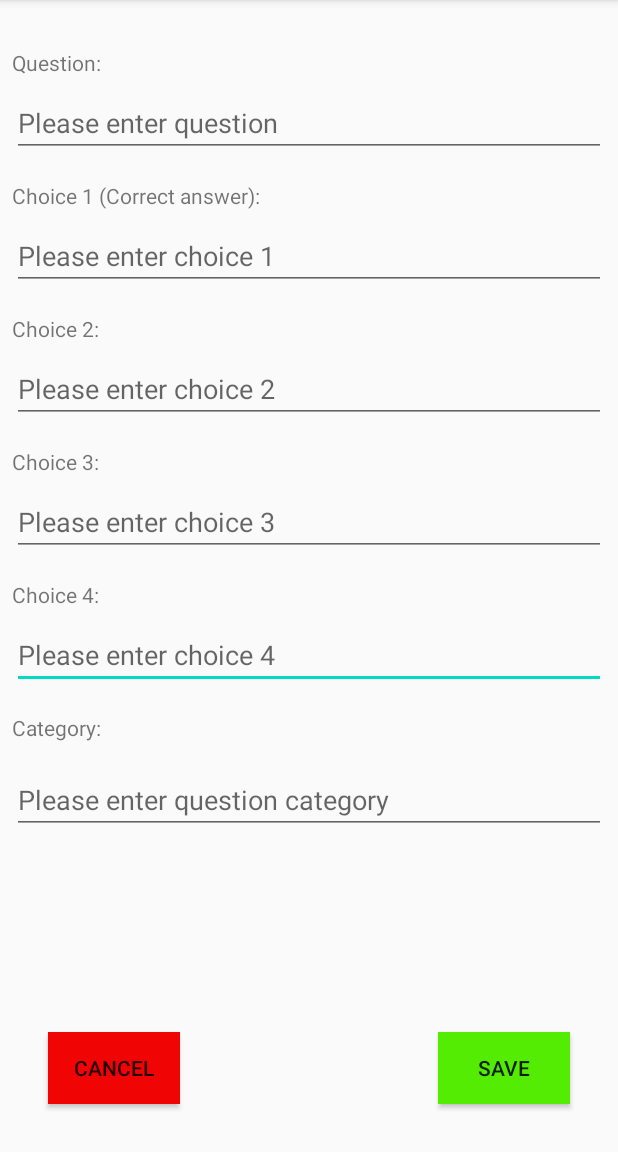
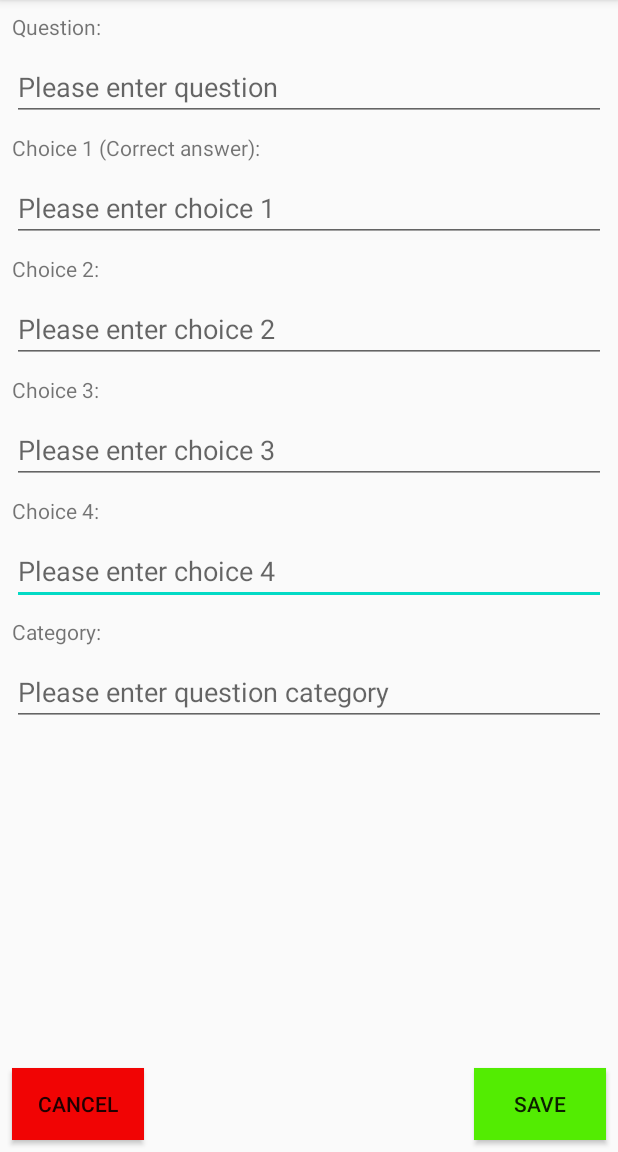
Before and after one commit to omeragicdinko/TestMe123, an Android app: the AddQuestionActivity screen opened directly, with no data from a screen before it, on a phone screen of 412 x 824 dp, the part 84-1236 px from its top. Run offline under Robolectric (Android 15) with nearby library versions, the phone set to English and light mode, and no system bars.

Commit message:
la finale

```diff
--- a/app/src/main/AndroidManifest.xml
+++ b/app/src/main/AndroidManifest.xml
@@ -14,7 +14,11 @@
         <activity android:name=".AdminAccessActivity"></activity>
         <activity android:name=".ResultsActivity" />
         <activity android:name=".QuizActivity" />
-        <activity android:name=".SelectCategoryActivity" />
+        <activity android:name=".SelectCategoryActivity" >
+            <meta-data
+                android:name="android.support.PARENT_ACTIVITY"
+                android:value="com.example.TestMe.MainActivity" />
+        </activity>
         <activity android:name=".QuestionListActivity" />
         <activity android:name=".AddQuestionActivity" />
         <activity android:name=".MainActivity">
--- a/app/src/main/res/layout/activity_add_question.xml
+++ b/app/src/main/res/layout/activity_add_question.xml
@@ -29,7 +29,7 @@
         android:layout_height="wrap_content"
         android:layout_marginStart="8dp"
         android:layout_marginLeft="8dp"
-        android:layout_marginTop="16dp"
+        android:layout_marginTop="8dp"
         android:layout_marginEnd="8dp"
         android:layout_marginRight="8dp"
         android:ems="10"
@@ -96,7 +96,7 @@
         android:layout_width="0dp"
         android:layout_height="wrap_content"
         android:layout_marginStart="8dp"
-        android:layout_marginTop="32dp"
+        android:layout_marginTop="8dp"
         android:layout_marginEnd="8dp"
         android:text="@string/question"
         app:layout_constraintEnd_toEndOf="parent"
@@ -110,7 +110,7 @@
         android:layout_height="wrap_content"
         android:layout_marginStart="8dp"
         android:layout_marginLeft="8dp"
-        android:layout_marginTop="16dp"
+        android:layout_marginTop="8dp"
         android:layout_marginEnd="8dp"
         android:layout_marginRight="8dp"
         android:text="@string/answer_one"
@@ -125,7 +125,7 @@
         android:layout_height="wrap_content"
         android:layout_marginStart="8dp"
         android:layout_marginLeft="8dp"
-        android:layout_marginTop="16dp"
+        android:layout_marginTop="8dp"
         android:layout_marginEnd="8dp"
         android:layout_marginRight="8dp"
         android:text="@string/answer_two"
@@ -140,7 +140,7 @@
         android:layout_height="wrap_content"
         android:layout_marginStart="8dp"
         android:layout_marginLeft="8dp"
-        android:layout_marginTop="16dp"
+        android:layout_marginTop="8dp"
         android:layout_marginEnd="8dp"
         android:layout_marginRight="8dp"
         android:text="@string/answer_three"
@@ -155,7 +155,7 @@
         android:layout_height="wrap_content"
         android:layout_marginStart="8dp"
         android:layout_marginLeft="8dp"
-        android:layout_marginTop="16dp"
+        android:layout_marginTop="8dp"
         android:layout_marginEnd="8dp"
         android:layout_marginRight="8dp"
         android:text="@string/answer_four"
@@ -170,7 +170,7 @@
         android:layout_height="wrap_content"
         android:layout_marginStart="8dp"
         android:layout_marginLeft="8dp"
-        android:layout_marginTop="16dp"
+        android:layout_marginTop="8dp"
         android:layout_marginEnd="8dp"
         android:layout_marginRight="8dp"
         android:text="@string/question_category_text"
@@ -183,9 +183,9 @@
         android:id="@+id/cancel_button_aq"
         android:layout_width="wrap_content"
         android:layout_height="wrap_content"
-        android:layout_marginStart="32dp"
-        android:layout_marginLeft="32dp"
-        android:layout_marginBottom="32dp"
+        android:layout_marginStart="8dp"
+        android:layout_marginLeft="8dp"
+        android:layout_marginBottom="8dp"
         android:background="#F10404"
         android:onClick="onCancel"
         android:text="@string/cancel_button"
@@ -196,9 +196,9 @@
         android:id="@+id/save_button_aq"
         android:layout_width="wrap_content"
         android:layout_height="wrap_content"
-        android:layout_marginEnd="32dp"
-        android:layout_marginRight="32dp"
-        android:layout_marginBottom="32dp"
+        android:layout_marginEnd="8dp"
+        android:layout_marginRight="8dp"
+        android:layout_marginBottom="8dp"
         android:background="#53EC02"
         android:onClick="onSaveClick"
         android:text="@string/save_button"
--- a/app/src/main/res/layout/activity_admin_access.xml
+++ b/app/src/main/res/layout/activity_admin_access.xml
@@ -23,6 +23,7 @@
         android:layout_width="wrap_content"
         android:layout_height="wrap_content"
         android:layout_marginTop="40dp"
+        android:gravity="center"
         android:text="@string/admin_access_text"
         android:textSize="20dp"
         app:layout_constraintEnd_toEndOf="parent"
--- a/app/src/main/res/layout/activity_quiz.xml
+++ b/app/src/main/res/layout/activity_quiz.xml
@@ -13,7 +13,7 @@
         android:layout_height="wrap_content"
         android:layout_marginStart="24dp"
         android:layout_marginLeft="24dp"
-        android:layout_marginTop="64dp"
+        android:layout_marginTop="32dp"
         android:layout_marginEnd="24dp"
         android:layout_marginRight="24dp"
         android:gravity="center"
@@ -81,8 +81,8 @@
 
     <ImageView
         android:id="@+id/imageView"
-        android:layout_width="0dp"
-        android:layout_height="191dp"
+        android:layout_width="423dp"
+        android:layout_height="120dp"
         android:layout_marginTop="32dp"
         app:layout_constraintEnd_toEndOf="parent"
         app:layout_constraintStart_toStartOf="parent"
--- a/app/src/main/res/layout/activity_results.xml
+++ b/app/src/main/res/layout/activity_results.xml
@@ -27,7 +27,7 @@
         android:layout_height="194dp"
         android:layout_marginStart="8dp"
         android:layout_marginLeft="8dp"
-        android:layout_marginTop="50dp"
+        android:layout_marginTop="24dp"
         android:layout_marginEnd="8dp"
         android:layout_marginRight="8dp"
         app:layout_constraintEnd_toEndOf="parent"
@@ -53,7 +53,7 @@
         android:layout_height="wrap_content"
         android:layout_marginStart="16dp"
         android:layout_marginLeft="16dp"
-        android:layout_marginTop="70dp"
+        android:layout_marginTop="50dp"
         android:hapticFeedbackEnabled="true"
         android:onClick="onHome"
         android:text="@string/go_to_homepage"
@@ -65,7 +65,7 @@
         android:id="@+id/try_again_button"
         android:layout_width="wrap_content"
         android:layout_height="wrap_content"
-        android:layout_marginTop="70dp"
+        android:layout_marginTop="50dp"
         android:layout_marginEnd="16dp"
         android:layout_marginRight="16dp"
         android:onClick="onTryAgain"
--- a/app/src/main/res/layout/activity_select_category.xml
+++ b/app/src/main/res/layout/activity_select_category.xml
@@ -33,7 +33,7 @@
         android:id="@+id/availableCategories"
         android:layout_width="wrap_content"
         android:layout_height="wrap_content"
-        android:layout_marginTop="83dp"
+        android:layout_marginTop="8dp"
         android:text="@string/available_category"
         android:textSize="30dp"
         android:textStyle="bold"
```
Also changed, not shown: app/src/main/res/layout/activity_main.xml (+1 -6 lines).
